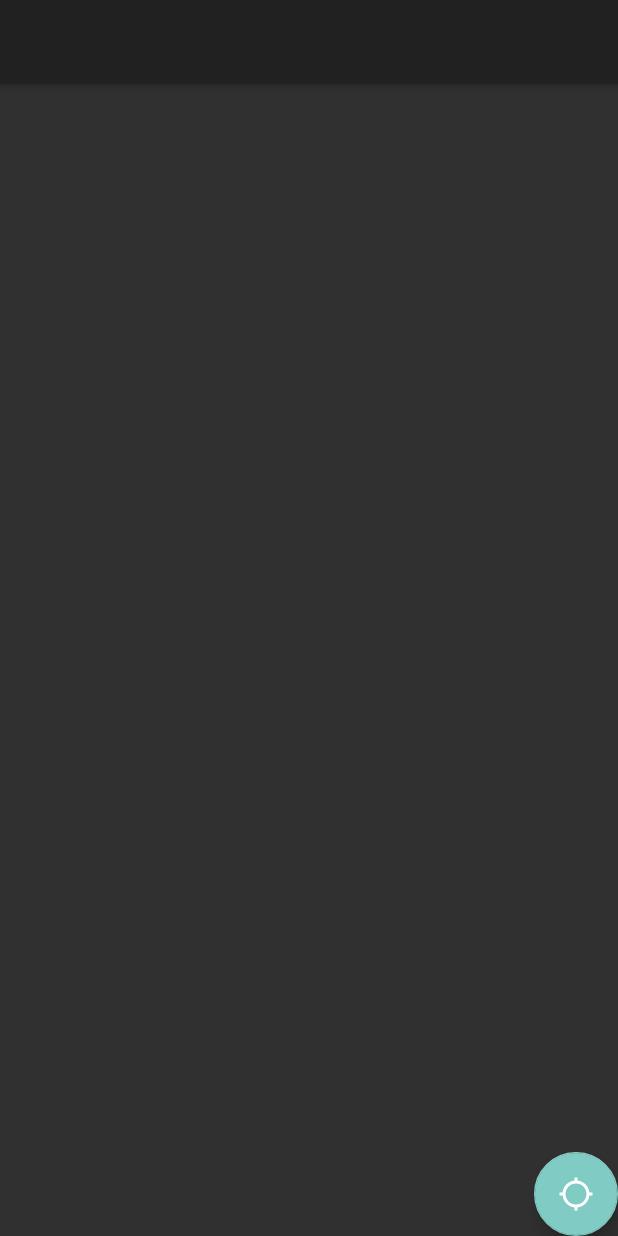
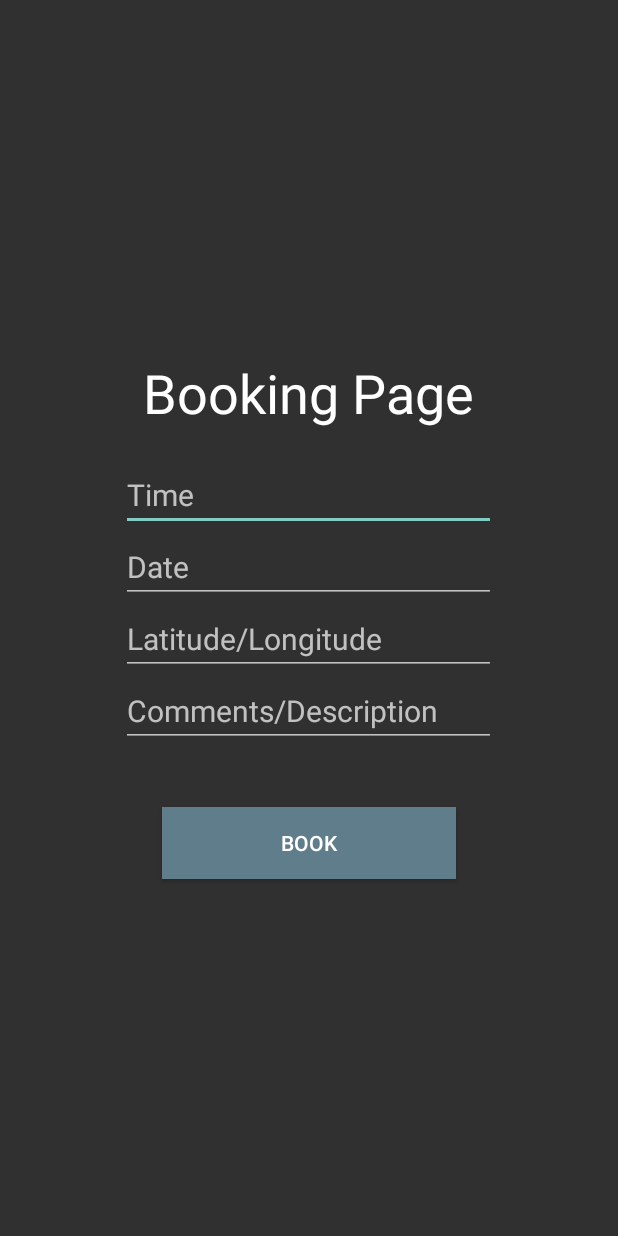
Before and after one commit to MatthewDBarrett/DonorApp, an Android app: the BookingPage screen opened directly, with no data from a screen before it, on a phone screen of 412 x 824 dp. Run offline under Robolectric (Android 15) with nearby library versions, the phone set to English and light mode, and no system bars.

Commit message:
XML and Back end java code of Booking Page

```diff
--- a/app/src/main/java/com/example/donorapp/BookingPage.java
+++ b/app/src/main/java/com/example/donorapp/BookingPage.java
@@ -2,141 +2,33 @@ package com.example.donorapp;
 
 import android.support.v7.app.AppCompatActivity;
 import android.os.Bundle;
+import android.view.View;
+import android.widget.Button;
+import android.widget.EditText;
 
-import android.content.Intent;
-import android.os.Bundle;
-import android.support.annotation.NonNull;
-import android.support.design.widget.FloatingActionButton;
-import android.support.design.widget.Snackbar;
-import android.support.v7.app.AppCompatActivity;
-import android.support.v7.widget.Toolbar;
-import android.view.View;
-import android.widget.ImageButton;
-import android.widget.TextView;
+public class BookingPage extends AppCompatActivity {
 
-import com.google.android.gms.common.ConnectionResult;
-import com.google.android.gms.common.GooglePlayServicesNotAvailableException;
-import com.google.android.gms.common.GooglePlayServicesRepairableException;
-import com.google.android.gms.common.api.GoogleApiClient;
-import com.google.android.gms.location.places.Place;
-import com.google.android.gms.location.places.Places;
-import com.google.android.gms.location.places.ui.PlacePicker;
+    Button book;
+    EditText comments;
+    EditText location;
+    EditText date;
+    EditText time;
 
-
-public class BookingPage extends AppCompatActivity implements GoogleApiClient.OnConnectionFailedListener {
-
-    private GoogleApiClient mGoogleApiClient;
-    private int PLACE_PICKER_REQUEST = 1;
-    private TextView tvPlaceDetails;
-    private FloatingActionButton fabPickPlace;
-
-    ImageButton newDonation;
-    ImageButton booking;
-    ImageButton home;
 
     @Override
     protected void onCreate(Bundle savedInstanceState) {
         super.onCreate(savedInstanceState);
         setContentView(R.layout.activity_booking_page);
 
-        initViews();
-
-        newDonation = findViewById(R.id.newDonationBtn);
-        booking = findViewById(R.id.bookingBtn);
-        home = findViewById(R.id.homeBtn);
-
-        booking.setOnClickListener(new View.OnClickListener() {
-            @Override
-            public void onClick(View view) {
-                Intent intent = new Intent(getApplicationContext(), BookingPage.class);
-                startActivity(intent);
-            }
-        });
-
-        newDonation.setOnClickListener(new View.OnClickListener() {
-            @Override
-            public void onClick(View view) {
-                Intent intent = new Intent(getApplicationContext(), DonationAd.class);
-                startActivity(intent);
-            }
-        });
-
-        home.setOnClickListener(new View.OnClickListener() {
-            @Override
-            public void onClick(View view) {
-                Intent intent = new Intent(getApplicationContext(), HomePage.class);
-                startActivity(intent);
-            }
-        });
-
-        mGoogleApiClient = new GoogleApiClient
-                .Builder(this)
-                .addApi(Places.GEO_DATA_API)
-                .addApi(Places.PLACE_DETECTION_API)
-                .enableAutoManage(this, this)
-                .build();
+        book = findViewById(R.id.bookButtonET);
+        comments = findViewById(R.id.commentsET);
+        location = findViewById(R.id.locationET);
+        date = findViewById(R.id.dateET);
+        time = findViewById(R.id.timeET);
 
 
-        fabPickPlace.setOnClickListener(new View.OnClickListener() {
-            @Override
-            public void onClick(View view) {
-                PlacePicker.IntentBuilder builder = new PlacePicker.IntentBuilder();
-                try {
-                    startActivityForResult(builder.build(BookingPage.this), PLACE_PICKER_REQUEST);
-                } catch (GooglePlayServicesRepairableException | GooglePlayServicesNotAvailableException e) {
-                    e.printStackTrace();
-                }
-            }
-        });
-    }
 
-    private void initViews() {
-        Toolbar toolbar = (Toolbar) findViewById(R.id.toolbar);
-        setSupportActionBar(toolbar);
-        fabPickPlace = (FloatingActionButton) findViewById(R.id.fab);
-        tvPlaceDetails = (TextView) findViewById(R.id.placeDetails);
-    }
 
-    @Override
-    protected void onStart() {
-        super.onStart();
-        mGoogleApiClient.connect();
-    }
 
-    @Override
-    protected void onStop() {
-        mGoogleApiClient.disconnect();
-        super.onStop();
-    }
-
-    @Override
-    public void onConnectionFailed(@NonNull ConnectionResult connectionResult) {
-        Snackbar.make(fabPickPlace, connectionResult.getErrorMessage() + "", Snackbar.LENGTH_LONG).show();
-    }
-
-    @Override
-    protected void onActivityResult(int requestCode, int resultCode, Intent data) {
-        if (requestCode == PLACE_PICKER_REQUEST) {
-            if (resultCode == RESULT_OK) {
-                Place place = PlacePicker.getPlace(data, this);
-                StringBuilder stBuilder = new StringBuilder();
-                String placename = String.format("%s", place.getName());
-                String latitude = String.valueOf(place.getLatLng().latitude);
-                String longitude = String.valueOf(place.getLatLng().longitude);
-                String address = String.format("%s", place.getAddress());
-                stBuilder.append("Name: ");
-                stBuilder.append(placename);
-                stBuilder.append("\n");
-                stBuilder.append("Latitude: ");
-                stBuilder.append(latitude);
-                stBuilder.append("\n");
-                stBuilder.append("Logitude: ");
-                stBuilder.append(longitude);
-                stBuilder.append("\n");
-                stBuilder.append("Address: ");
-                stBuilder.append(address);
-                tvPlaceDetails.setText(stBuilder.toString());
-            }
-        }
     }
 }
--- a/app/src/main/res/layout/activity_booking_page.xml
+++ b/app/src/main/res/layout/activity_booking_page.xml
@@ -1,32 +1,75 @@
 <?xml version="1.0" encoding="utf-8"?>
-<android.support.design.widget.CoordinatorLayout xmlns:android="http://schemas.android.com/apk/res/android"
-    xmlns:app="http://schemas.android.com/apk/res-auto"
+<android.support.constraint.ConstraintLayout xmlns:android="http://schemas.android.com/apk/res/android"
     xmlns:tools="http://schemas.android.com/tools"
+    android:id="@+id/PhoneET"
     android:layout_width="match_parent"
     android:layout_height="match_parent"
     tools:context=".BookingPage">
 
-    <include
-        android:id="@id/toolbar"
-        layout="@layout/toolbar"/>
+    <LinearLayout
+        android:layout_width="match_parent"
+        android:layout_height="match_parent"
+        android:gravity="center"
+        android:orientation="vertical">
 
-    <android.support.design.widget.AppBarLayout
-        android:layout_width="match_parent"
-        android:layout_height="wrap_content">
+        <TextView
+            android:layout_width="wrap_content"
+            android:layout_height="wrap_content"
+            android:layout_marginBottom="20dp"
+            android:text="Booking Page"
+            android:textColor="@color/white"
+            android:textSize="36sp" /> <!--Booking Title-->
 
-        <android.support.v7.widget.Toolbar
-            android:id="@+id/toolbar"
-            android:layout_width="match_parent"
-            android:layout_height="?attr/actionBarSize"
-            android:background="?attr/colorPrimary" />
+        <EditText
+            android:id="@+id/timeET"
+            android:layout_width="250dp"
+            android:layout_height="wrap_content"
+            android:hint="Time"
+            android:importantForAutofill="no"
+            android:inputType="text"
+            android:textSize="20sp"
+            tools:ignore="LabelFor"/> <!--Time-->
 
-    </android.support.design.widget.AppBarLayout>
+        <EditText
+            android:id="@+id/dateET"
+            android:layout_width="250dp"
+            android:layout_height="wrap_content"
+            android:hint="Date"
+            android:importantForAutofill="no"
+            android:inputType="textPersonName"
+            android:textSize="20sp"
+            tools:ignore="LabelFor"/> <!--Date-->
 
-    <android.support.design.widget.FloatingActionButton
-        android:id="@+id/fab"
-        android:layout_width="wrap_content"
-        android:layout_height="wrap_content"
-        android:layout_gravity="bottom|end"
-        android:src="@drawable/ic_location_searching" />
+        <EditText
+            android:id="@+id/locationET"
+            android:layout_width="250dp"
+            android:layout_height="wrap_content"
+            android:hint="Latitude/Longitude"
+            android:importantForAutofill="no"
+            android:inputType="textPersonName"
+            android:textSize="20sp"
+            tools:ignore="LabelFor"/> <!--Location-->
 
-</android.support.design.widget.CoordinatorLayout>
+        <EditText
+            android:id="@+id/commentsET"
+            android:layout_width="250dp"
+            android:layout_height="wrap_content"
+            android:hint="Comments/Description"
+            android:importantForAutofill="no"
+            android:inputType="number"
+            android:textSize="20sp"
+            android:maxLength="4"
+            tools:ignore="LabelFor"/> <!--Comments-->
+
+
+        <Button
+            android:id="@+id/bookButtonET"
+            android:layout_width="196dp"
+            android:layout_height="wrap_content"
+            android:layout_marginTop="40dp"
+            android:background="@color/colorAltAccent"
+            android:text="Book" /> <!--Book Button-->
+
+    </LinearLayout>
+
+</android.support.constraint.ConstraintLayout>
```
